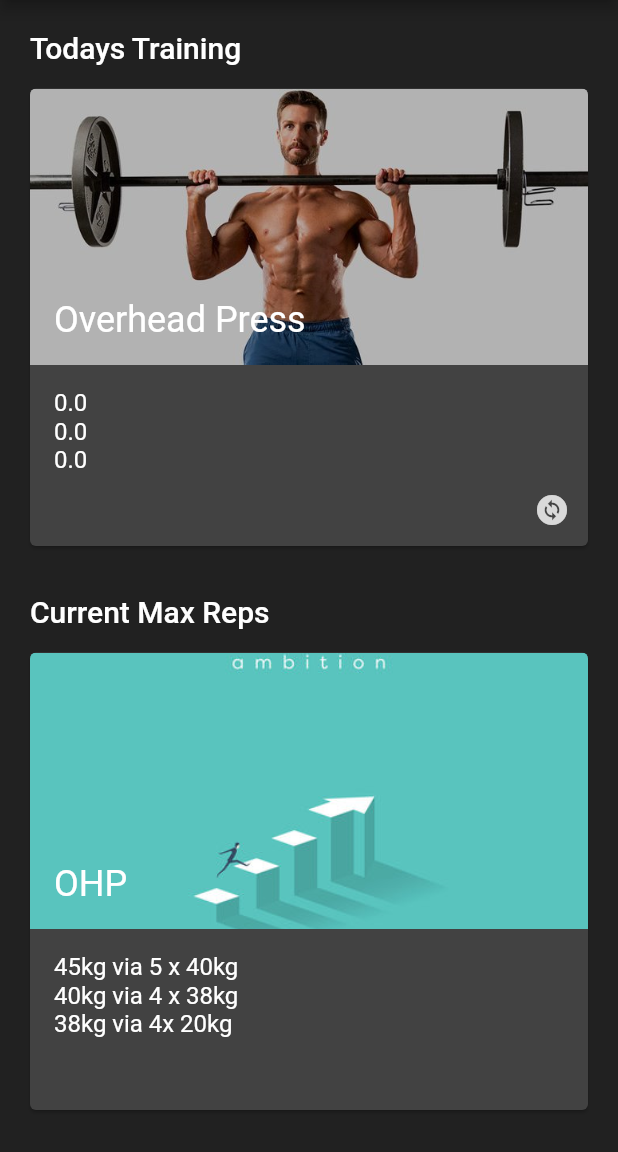
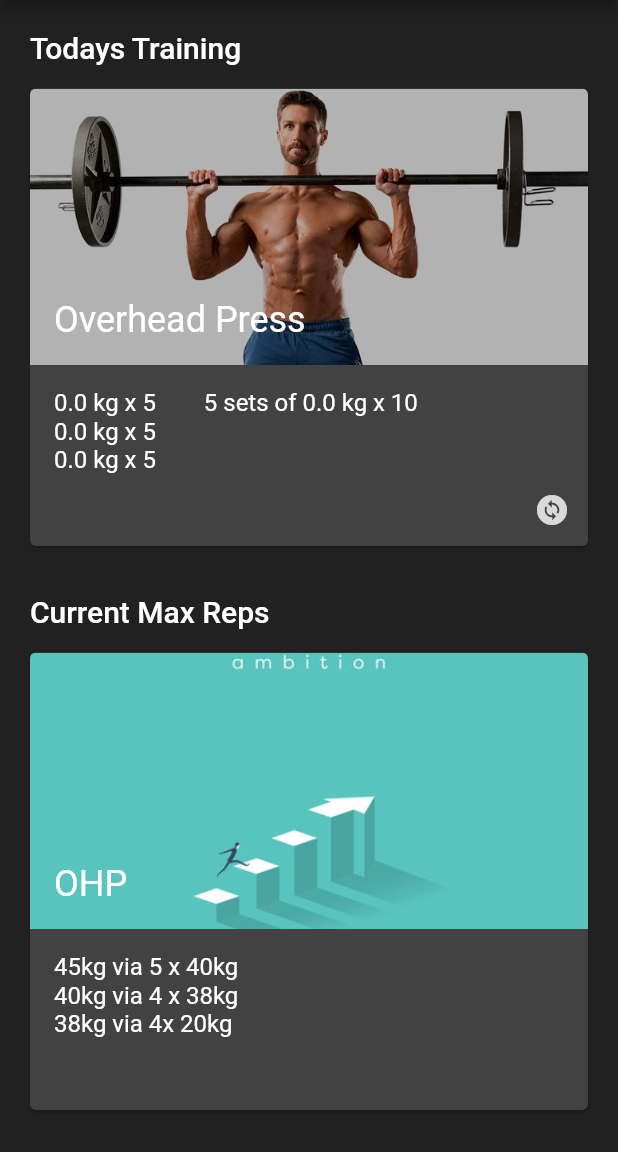
Before and after one commit to xMilotas/LiftCalculator, a Flutter app: the screen it shows after launch, in the side drawer, after a tap on the "settings" icon, on a phone screen of 412 x 824 dp, the part 84-1236 px from its top. Run offline on Flutter 3.47's test engine with Material 2 defaults, Android fonts, the phone set to English and light mode, and no system bars; our stand-ins replace flutter_spinbox, shared_preferences, sqflite; accounts and stored records are empty.

Commit message:
build training and cycle card

```diff
--- a/lib/models/profile.dart
+++ b/lib/models/profile.dart
@@ -9,6 +9,8 @@ class UserProfile with ChangeNotifier {
   bool isLoaded = false;
   late int currentTrainingMaxPercentage;
   late String cycleTemplate;
+  late int cycleWeek;
+  late int cycleNumber;
   late TrainingMax currentExcercise;
   List<TrainingMax> liftList = [];
   late LiftProgram program;
@@ -30,9 +32,9 @@ class UserProfile with ChangeNotifier {
     this.liftList.insert(3, sq);
 
     _loadSettings();
+    await Future.delayed(Duration(seconds: 1));
+    this.isLoaded = true;
 
-    this.isLoaded = true;
-    await Future.delayed(Duration(seconds: 1));
     notifyListeners();
   }
 
@@ -48,6 +50,11 @@ class UserProfile with ChangeNotifier {
     else this.program = boringButBig;
 
     this.currentExcercise = this.liftList[await pref.getSharedPrefValueInt('Current_Excercise')];
+    int week = await pref.getSharedPrefValueInt('Current_Week');
+    this.cycleWeek = ( week == 0) ? 1: week;
+
+    int cycle = await pref.getSharedPrefValueInt('Current_Cycle');
+    this.cycleNumber = ( cycle == 0) ? 1: cycle;
 
     notifyListeners();
   }
--- a/lib/models/training.dart
+++ b/lib/models/training.dart
@@ -1,3 +1,10 @@
+import 'package:flutter/material.dart';
+import 'package:liftcalculator/models/card.dart';
+import 'package:liftcalculator/models/profile.dart';
+import 'package:liftcalculator/util/programs.dart';
+import 'package:liftcalculator/util/weight.dart';
+import 'package:provider/provider.dart';
+
 class Training {
   final int id;   // ID is the Date of the lift as some sort of integer i.e. timeinms or smth()
   final String lift; // lift name
@@ -19,3 +26,49 @@ class Training {
     return 'Training{id: $id, lift: $lift';
   }
 }
+
+buildTrainingCard() {
+  return Consumer<UserProfile>(builder: (context, user, child) {
+    int excerciseTrainingMax = (user.currentExcercise.current1RM * user.currentTrainingMaxPercentage / 100).round();
+    List<LiftNumber> lifts = calculateTrainingNumbers(excerciseTrainingMax, user.program.week1.coreLifts);
+    List<LiftNumber> cycleLift = calculateTrainingNumbers(excerciseTrainingMax, user.program.week1.cycleLift);
+
+    return TappableCard(
+        sectionTitle: 'Todays Training',
+        cartContent: HomeCard(
+          user.currentExcercise.title,
+          Row(
+            children: [
+              Wrap(
+                children: [
+                  Column(children: buildAndformatLiftNumbers(lifts)),
+                  Column(children: [
+                    Padding(padding: EdgeInsets.only(left: 32), child: Text(buildSetOutput(cycleLift[0]) +" "+ WeightReps(cycleLift[0].weight, cycleLift[0].reps).toString()))
+                  ]),
+                ]
+              ),
+            ],
+          ),
+          'graphics/ohp.png',
+          changeable: true),
+        route: '/excercise');
+  });
+}
+
+/// Returns the calculated weights for a given List of Lift Numbers
+calculateTrainingNumbers(int trainingMax, List<LiftNumber> program ) =>
+program.map((e) => LiftNumber(e.weightPercentage, e.reps, weight: (e.weightPercentage/100 * trainingMax), sets: e.sets)).toList();
+
+/// Build training output
+buildAndformatLiftNumbers(List<LiftNumber> lifts){
+  return lifts.map((e) => Text(WeightReps(e.weight, e.reps).toString())
+  ).toList();
+}
+
+buildSetOutput(LiftNumber lift){
+  int sets = lift.sets;
+  if(sets > 1){
+    return '$sets sets of';
+  }
+  return '$sets set of';
+}
--- a/lib/models/trainingMax.dart
+++ b/lib/models/trainingMax.dart
@@ -1,7 +1,6 @@
 import 'package:flutter/cupertino.dart';
 import 'package:flutter/material.dart';
 import 'package:liftcalculator/util/preferences.dart';
-import 'package:shared_preferences/shared_preferences.dart';
 import 'dart:async';
 
 class TrainingMax {
--- a/lib/screens/home_screen.dart
+++ b/lib/screens/home_screen.dart
@@ -5,6 +5,7 @@ import 'package:liftcalculator/models/drawer.dart';
 import 'package:liftcalculator/models/profile.dart';
 
 import 'package:liftcalculator/main.dart';
+import 'package:liftcalculator/models/training.dart';
 import 'package:liftcalculator/util/programs.dart';
 import 'package:provider/provider.dart';
 
@@ -41,25 +42,13 @@ class _HomeScreenState extends State<HomeScreen> {
                               Text('45kg via 5 x 40kg'),
                               Text('40kg via 4 x 38kg'),
                               Text('38kg via 4x 20kg'),
-                            ],),
+                            ],
+                          ),
                           'graphics/stats.png'),
                       route: '/stats')),
               Container(
                   margin: const EdgeInsets.only(bottom: 8),
-                  child: TappableCard(
-                      sectionTitle: 'Cycle Information',
-                      cartContent: HomeCard(
-                        //TODO: Make this a cosumer card instead of static text
-                          'Boring But Big',
-                           Column(
-                            crossAxisAlignment: CrossAxisAlignment.start,
-                            children: [
-                          Text('Cycle Type: Leader'),
-                          Text('Cycle Number: Cycle 1'),
-                          Text('Current Week: Week 2'),
-                            ],),
-                          'graphics/cycle.png'),
-                      route: '/cycleOverview')),
+                  child: buildCycleCard()),
             ],
           ),
         ),
@@ -68,33 +57,24 @@ class _HomeScreenState extends State<HomeScreen> {
   }
 }
 
-buildTrainingCard() {
+buildCycleCard() {
   return Consumer<UserProfile>(builder: (context, user, child) {
-    int excerciseTrainingMax = (user.currentExcercise.current1RM * user.currentTrainingMaxPercentage / 100).round();
-    List<LiftNumber> lifts = calculateTrainingNumbers(excerciseTrainingMax, user.program.week1.coreLifts);
-
+    LiftProgram prog = user.program;
     return TappableCard(
-        sectionTitle: 'Todays Training',
+        sectionTitle: "Cycle and Program Information",
         cartContent: HomeCard(
-          user.currentExcercise.title,
-          Column(children: buildAndformatLiftNumbers(lifts)),
-          'graphics/ohp.png',
-          changeable: true),
-        route: '/excercise');
+            prog.name,
+            Column(
+              crossAxisAlignment: CrossAxisAlignment.start,
+              children: [
+                Text('Cycle Type:   ' + prog.cycleType),
+                Text('Cycle Number: ' + user.cycleNumber.toString()),
+                Text('Current Week: ' + user.cycleWeek.toString()),
+              ],
+            ),
+            'graphics/cycle.png'),
+        route: '/cycleOverview');
   });
-}
-
-
-
-/// Returns the calculated weights for a given List of Lift Numbers
-calculateTrainingNumbers(int trainingMax, List<LiftNumber> program ) =>
-program.map((e) => LiftNumber(e.weightPercentage, e.reps, weight: (e.weightPercentage/100 * trainingMax))).toList();
-
-/// Build training output
-/// TODO: Fix output to a proper format add reps
-buildAndformatLiftNumbers(List<LiftNumber> lifts){
-  return lifts.map((e) => Text(e.weight.toString())
-  ).toList();
 }
 
 /**
@@ -105,6 +85,9 @@ buildAndformatLiftNumbers(List<LiftNumber> lifts){
  *      - Today's training as card - on press - move
  *      - (Give option to change training)
  * */
+// What defines a training? i.e. how is it calculated
 
-
- // TODO: Write function that rounds to .5/1kg
+// The excercise, cycle, week, Training Max -- using these we can calc everything?
+// (This defines the overall plan for the 4 lifts)
+// per lift we need an doneMarker to indicate if the week is complete or not (completedStatus)
+// in theory I want to be able to choose which lift I perform
--- a/lib/util/programs.dart
+++ b/lib/util/programs.dart
@@ -4,29 +4,36 @@ class LiftNumber {
   final int reps;
   final int sets;
   LiftNumber(this.weightPercentage, this.reps, {this.sets = 1, this.weight = 0});
+
+  @override
+  String toString() {
+    return "%:${this.weightPercentage}, reps: ${this.reps}, weight: ${this.weight}, sets: ${this.sets}";
+  }
 }
 
 class LiftProgram{
   final String name;
+  final String cycleType;
+  final int maxCycles;
   final LiftDay week1;
   final LiftDay week2;
   final LiftDay week3;
 
-  LiftProgram(this.name, this.week1, this.week2, this.week3);
+  LiftProgram(this.name, this.cycleType, this.maxCycles, this.week1, this.week2, this.week3);
 }
 
 class LiftDay {
   final List<LiftNumber> coreLifts;
-  final LiftNumber cycleLift;
+  final List<LiftNumber> cycleLift;
   LiftDay({required this.coreLifts, required this.cycleLift});
 }
 
 final weekOne = LiftDay(
   coreLifts: [LiftNumber(70, 5), LiftNumber(80, 5), LiftNumber(90, 5)],
-  cycleLift: LiftNumber(60, 10, sets: 5),
+  cycleLift: [LiftNumber(60, 10, sets: 5)],
 );
 
 // List of supported programs:
 
-final boringButBig = LiftProgram('Boring But Big', weekOne, weekOne, weekOne);
-final firstSetLast = LiftProgram('First Set Last', weekOne, weekOne, weekOne);
+final boringButBig = LiftProgram('Boring But Big', 'Leader', 2,  weekOne, weekOne, weekOne);
+final firstSetLast = LiftProgram('First Set Last', 'Anchor', 1, weekOne, weekOne, weekOne);
--- /dev/null
+++ b/lib/util/weight.dart
@@ -0,0 +1,19 @@
+class WeightReps{
+  double weight = 0;
+  int reps = 0;
+
+  WeightReps(double weight, int reps){
+    this.weight = _roundWeight(weight);
+    this.reps = reps;
+  }
+
+  @override
+  String toString() {
+    return '${this.weight} kg x ${this.reps}';
+  }
+
+  /// Rounds a weight to the nearest 0.5/1kg
+  double _roundWeight(double weight){
+    return (weight*2).round()/2;
+  }
+}
```
Also changed, not shown: lib/main.dart (+0 -7 lines).
